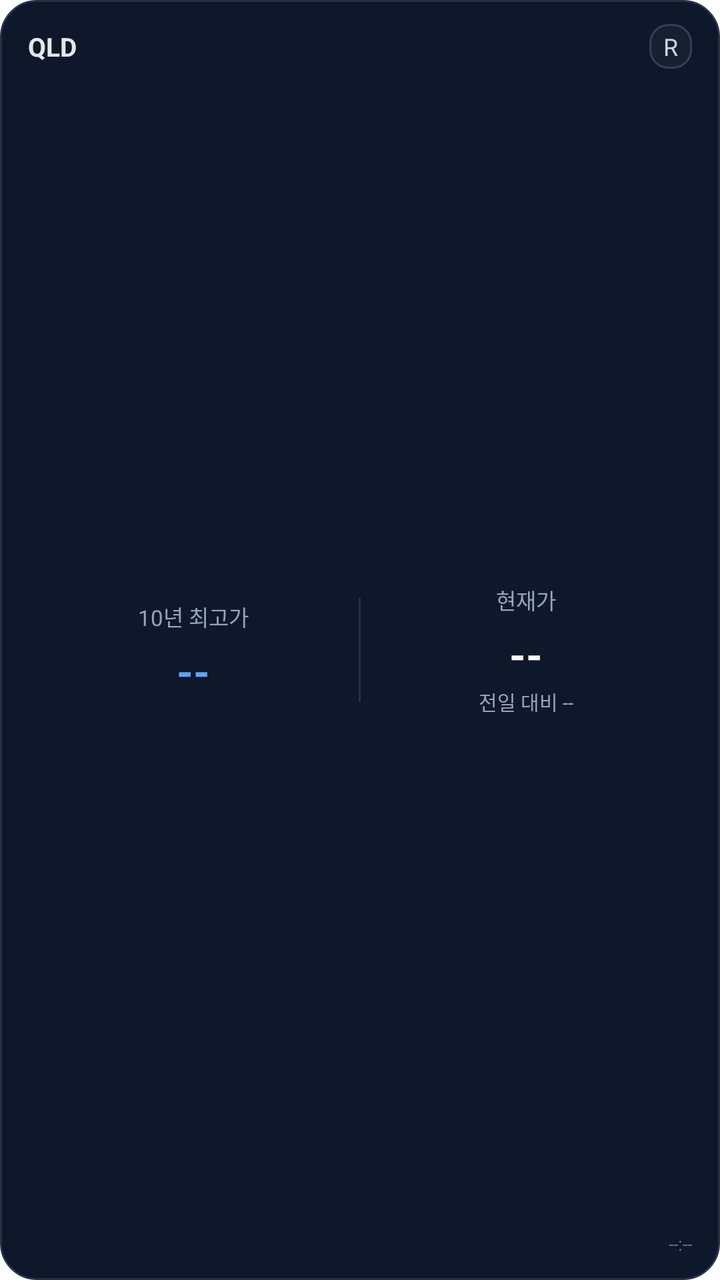
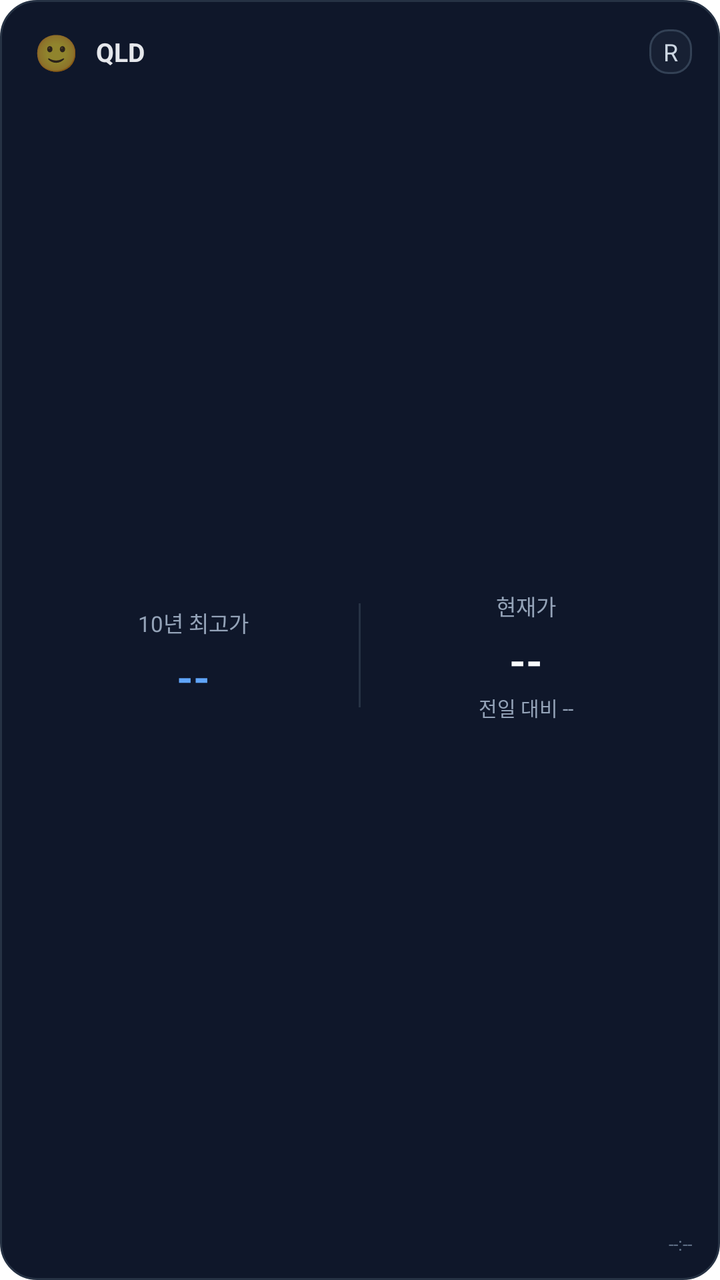

An Android layout rendered at two revisions. The XML below is the earlier revision; the diff shows what the commit changed to produce the second picture.
<!-- AndroidManifest.xml: fallback theme Theme.MaterialComponents.DayNight.NoActionBar -->
<!-- res/layout/qld_price_widget.xml -->
<?xml version="1.0" encoding="utf-8"?>
<LinearLayout xmlns:android="http://schemas.android.com/apk/res/android"
    android:id="@+id/widget_root"
    android:layout_width="match_parent"
    android:layout_height="match_parent"
    android:background="@drawable/qld_widget_background"
    android:gravity="center_vertical"
    android:orientation="vertical"
    android:paddingStart="14dp"
    android:paddingTop="12dp"
    android:paddingEnd="14dp"
    android:paddingBottom="12dp">

    <LinearLayout
        android:layout_width="match_parent"
        android:layout_height="wrap_content"
        android:gravity="center_vertical"
        android:orientation="horizontal">

        <TextView
            android:layout_width="0dp"
            android:layout_height="wrap_content"
            android:layout_weight="1"
            android:ellipsize="end"
            android:maxLines="1"
            android:text="QLD"
            android:textColor="#E5E7EB"
            android:textSize="13sp"
            android:textStyle="bold" />

        <TextView
            android:id="@+id/widget_refresh"
            android:layout_width="wrap_content"
            android:layout_height="wrap_content"
            android:background="@drawable/qld_widget_refresh_background"
            android:paddingStart="7dp"
            android:paddingTop="3dp"
            android:paddingEnd="7dp"
            android:paddingBottom="3dp"
            android:text="R"
            android:textColor="#CBD5E1"
            android:textSize="12sp" />
    </LinearLayout>

    <LinearLayout
        android:layout_width="match_parent"
        android:layout_height="0dp"
        android:layout_weight="1"
        android:gravity="center"
        android:orientation="horizontal">

        <LinearLayout
            android:layout_width="0dp"
            android:layout_height="wrap_content"
            android:layout_weight="1"
            android:gravity="center"
            android:orientation="vertical">

            <TextView
                android:layout_width="wrap_content"
                android:layout_height="wrap_content"
                android:text="10년 최고가"
                android:textColor="#94A3B8"
                android:textSize="11sp" />

            <TextView
                android:id="@+id/widget_high_value"
                android:layout_width="wrap_content"
                android:layout_height="wrap_content"
                android:layout_marginTop="5dp"
                android:maxLines="1"
                android:text="--"
                android:textColor="#60A5FA"
                android:textSize="21sp"
                android:textStyle="bold" />
        </LinearLayout>

        <View
            android:layout_width="1dp"
            android:layout_height="52dp"
            android:background="#263244" />

        <LinearLayout
            android:layout_width="0dp"
            android:layout_height="wrap_content"
            android:layout_weight="1"
            android:gravity="center"
            android:orientation="vertical">

            <TextView
                android:layout_width="wrap_content"
                android:layout_height="wrap_content"
                android:text="현재가"
                android:textColor="#94A3B8"
                android:textSize="11sp" />

            <TextView
                android:id="@+id/widget_price_value"
                android:layout_width="wrap_content"
                android:layout_height="wrap_content"
                android:layout_marginTop="5dp"
                android:maxLines="1"
                android:text="--"
                android:textColor="#F8FAFC"
                android:textSize="21sp"
                android:textStyle="bold" />

            <TextView
                android:id="@+id/widget_change_value"
                android:layout_width="wrap_content"
                android:layout_height="wrap_content"
                android:layout_marginTop="2dp"
                android:maxLines="1"
                android:text="전일 대비 --"
                android:textColor="#94A3B8"
                android:textSize="10sp" />
        </LinearLayout>
    </LinearLayout>

    <TextView
        android:id="@+id/widget_updated_value"
        android:layout_width="match_parent"
        android:layout_height="wrap_content"
        android:gravity="end"
        android:text="--:--"
        android:textColor="#64748B"
        android:textSize="9sp" />
</LinearLayout>
<!-- resources referenced by this layout -->
<resources>
  <!-- drawable qld_widget_background (drawable) -->
  <?xml version="1.0" encoding="utf-8"?>
  <shape xmlns:android="http://schemas.android.com/apk/res/android">
      <solid android:color="#0F172A" />
      <corners android:radius="18dp" />
      <stroke
          android:width="1dp"
          android:color="#263244" />
  </shape>
  <!-- drawable qld_widget_refresh_background (drawable) -->
  <?xml version="1.0" encoding="utf-8"?>
  <shape xmlns:android="http://schemas.android.com/apk/res/android">
      <solid android:color="#172033" />
      <corners android:radius="9dp" />
      <stroke
          android:width="1dp"
          android:color="#334155" />
  </shape>
</resources>

<!-- the commit's change to res/layout/qld_price_widget.xml (unified diff, before → after) -->
@@ -16,6 +16,17 @@
         android:layout_height="wrap_content"
         android:gravity="center_vertical"
         android:orientation="horizontal">
+
+        <TextView
+            android:layout_width="28dp"
+            android:layout_height="28dp"
+            android:gravity="center"
+            android:text="🙂"
+            android:textSize="18sp" />
+
+        <Space
+            android:layout_width="6dp"
+            android:layout_height="1dp" />
 
         <TextView
             android:layout_width="0dp"
